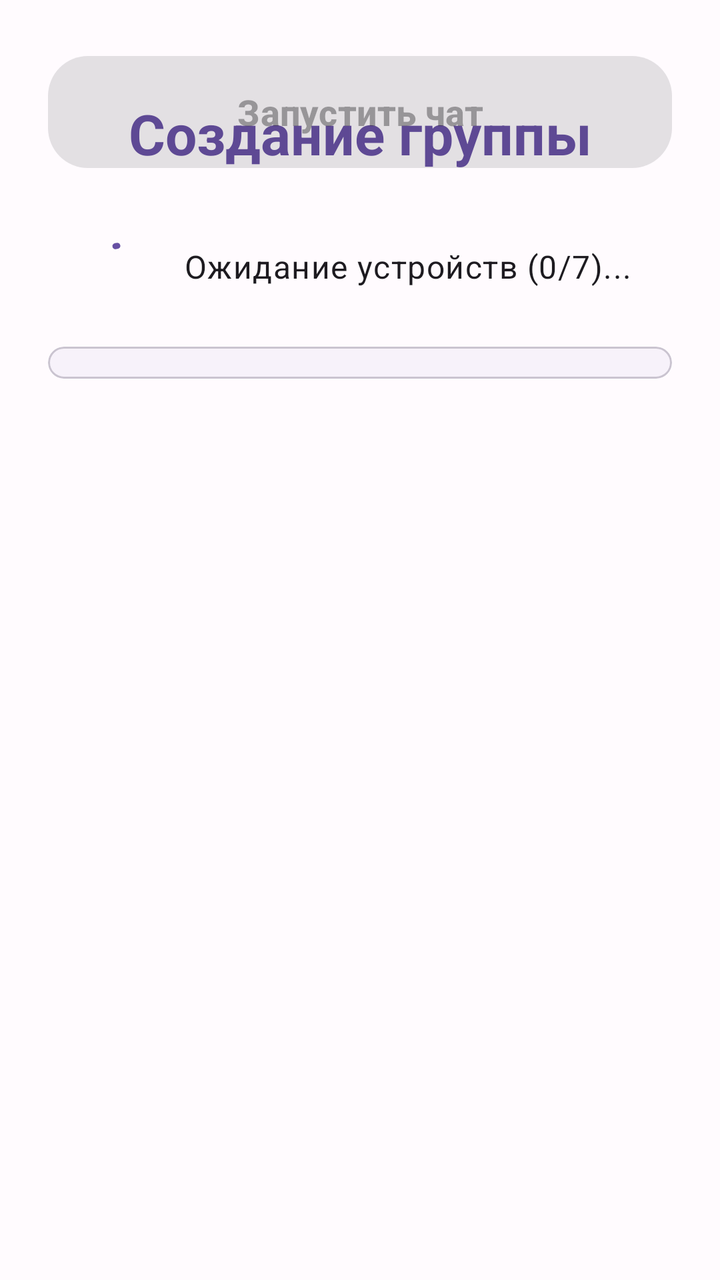
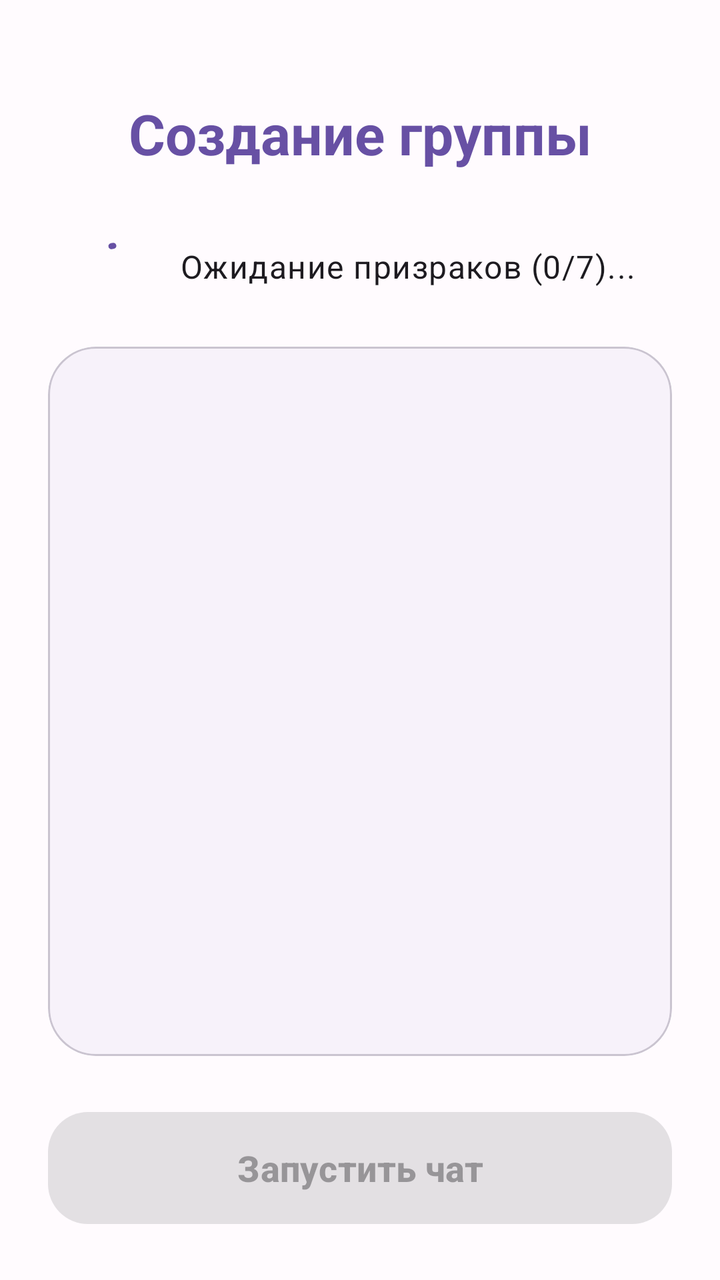

Before-and-after screenshots of an Android layout around one commit, followed by the original layout XML and the change that was made.
<!-- AndroidManifest.xml: application theme Theme.Ghostlink -->
<!-- res/layout/activity_group_waiting.xml -->
<?xml version="1.0" encoding="utf-8"?>
<androidx.constraintlayout.widget.ConstraintLayout
    xmlns:android="http://schemas.android.com/apk/res/android"
    xmlns:app="http://schemas.android.com/apk/res-auto"
    xmlns:tools="http://tools.android.com/tools"
    xmlns:tools2="http://schemas.android.com/tools"
    android:layout_width="match_parent"
    android:layout_height="match_parent"
    android:padding="24dp"
    tools:context=".GroupWaitingActivity">

    <TextView
        android:id="@+id/tvLobbyTitle"
        android:layout_width="wrap_content"
        android:layout_height="wrap_content"
        android:layout_marginTop="24dp"
        android:text="Создание группы"
        android:textColor="?attr/colorPrimary"
        android:textStyle="bold"
        style="@style/TextAppearance.Material3.HeadlineMedium"
        app:layout_constraintTop_toTopOf="parent"
        app:layout_constraintStart_toStartOf="parent"
        app:layout_constraintEnd_toEndOf="parent" />

    <LinearLayout
        android:id="@+id/loadingContainer"
        android:layout_width="wrap_content"
        android:layout_height="wrap_content"
        android:layout_marginTop="32dp"
        android:orientation="horizontal"
        android:gravity="center_vertical"
        app:layout_constraintTop_toBottomOf="@id/tvLobbyTitle"
        app:layout_constraintStart_toStartOf="parent"
        app:layout_constraintEnd_toEndOf="parent">

        <com.google.android.material.progressindicator.CircularProgressIndicator
            android:layout_width="wrap_content"
            android:layout_height="wrap_content"
            android:indeterminate="true"
            app:indicatorSize="24dp"
            app:trackThickness="3dp" />

        <TextView
            android:id="@+id/tvStatus"
            android:layout_width="wrap_content"
            android:layout_height="wrap_content"
            android:layout_marginStart="16dp"
            android:text="Ожидание устройств (0/7)..."
            android:textSize="16sp"
            style="@style/TextAppearance.Material3.BodyLarge" />
    </LinearLayout>

    <com.google.android.material.card.MaterialCardView
        android:id="@+id/cardDevices"
        android:layout_width="match_parent"
        android:layout_height="0dp"
        android:layout_marginTop="24dp"
        android:layout_marginBottom="24dp"
        app:cardCornerRadius="24dp"
        app:cardElevation="0dp"
        app:strokeWidth="1dp"
        app:strokeColor="?attr/colorOutlineVariant"
        app:cardBackgroundColor="?attr/colorSurfaceContainerLow"
        app:layout_constraintTop_toBottomOf="@id/loadingContainer"
        app:layout_bottomToTopOf="@id/btnStartGroupChat"
        app:layout_constraintStart_toStartOf="parent"
        app:layout_constraintEnd_toEndOf="parent">

        <androidx.recyclerview.widget.RecyclerView
            android:id="@+id/rvConnectedDevices"
            android:layout_width="match_parent"
            android:layout_height="match_parent"
            android:padding="8dp"
            android:clipToPadding="false"
            tools:listitem="@android:layout/simple_list_item_1" />

    </com.google.android.material.card.MaterialCardView>

    <com.google.android.material.button.MaterialButton
        android:id="@+id/btnStartGroupChat"
        style="@style/Widget.Material3.Button"
        android:layout_width="match_parent"
        android:layout_height="64dp"
        android:enabled="false"
        android:text="Запустить чат"
        android:textSize="18sp"
        android:textStyle="bold"
        app:cornerRadius="20dp"
        app:layout_bottom_toBottomOf="parent"
        app:layout_constraintEnd_toEndOf="parent"
        app:layout_constraintHorizontal_bias="0.0"
        app:layout_constraintStart_toStartOf="parent"
        tools2:layout_editor_absoluteY="613dp" />

</androidx.constraintlayout.widget.ConstraintLayout>
<!-- resources referenced by this layout -->
<resources>
  <style name="Theme.Ghostlink" parent="Base.Theme.Ghostlink" />
  <style name="Base.Theme.Ghostlink" parent="Theme.Material3.DayNight.NoActionBar">
          <item name="colorPrimary">@color/primary</item>
          <item name="colorOnPrimary">@color/onPrimary</item>
  
          <item name="android:windowBackground">#FFFBFE</item>
          <item name="android:statusBarColor">#FFFBFE</item>
          <item name="android:windowLightStatusBar">true</item>
      </style>
  <color name="primary">#6750A4</color>
  <color name="onPrimary">#FFFFFF</color>
</resources>

<!-- the commit's change to res/layout/activity_group_waiting.xml (unified diff, before → after) -->
@@ -3,7 +3,6 @@
     xmlns:android="http://schemas.android.com/apk/res/android"
     xmlns:app="http://schemas.android.com/apk/res-auto"
     xmlns:tools="http://tools.android.com/tools"
-    xmlns:tools2="http://schemas.android.com/tools"
     android:layout_width="match_parent"
     android:layout_height="match_parent"
     android:padding="24dp"
@@ -45,7 +44,7 @@
             android:layout_width="wrap_content"
             android:layout_height="wrap_content"
             android:layout_marginStart="16dp"
-            android:text="Ожидание устройств (0/7)..."
+            android:text="Ожидание призраков (0/7)..."
             android:textSize="16sp"
             style="@style/TextAppearance.Material3.BodyLarge" />
     </LinearLayout>
@@ -62,7 +61,7 @@
         app:strokeColor="?attr/colorOutlineVariant"
         app:cardBackgroundColor="?attr/colorSurfaceContainerLow"
         app:layout_constraintTop_toBottomOf="@id/loadingContainer"
-        app:layout_bottomToTopOf="@id/btnStartGroupChat"
+        app:layout_constraintBottom_toTopOf="@id/btnStartGroupChat"
         app:layout_constraintStart_toStartOf="parent"
         app:layout_constraintEnd_toEndOf="parent">
 
@@ -71,8 +70,7 @@
             android:layout_width="match_parent"
             android:layout_height="match_parent"
             android:padding="8dp"
-            android:clipToPadding="false"
-            tools:listitem="@android:layout/simple_list_item_1" />
+            android:clipToPadding="false" />
 
     </com.google.android.material.card.MaterialCardView>
 
@@ -81,15 +79,13 @@
         style="@style/Widget.Material3.Button"
         android:layout_width="match_parent"
         android:layout_height="64dp"
-        android:enabled="false"
         android:text="Запустить чат"
         android:textSize="18sp"
         android:textStyle="bold"
+        android:enabled="false"
         app:cornerRadius="20dp"
-        app:layout_bottom_toBottomOf="parent"
-        app:layout_constraintEnd_toEndOf="parent"
-        app:layout_constraintHorizontal_bias="0.0"
+        app:layout_constraintBottom_toBottomOf="parent"
         app:layout_constraintStart_toStartOf="parent"
-        tools2:layout_editor_absoluteY="613dp" />
+        app:layout_constraintEnd_toEndOf="parent" />
 
 </androidx.constraintlayout.widget.ConstraintLayout>
